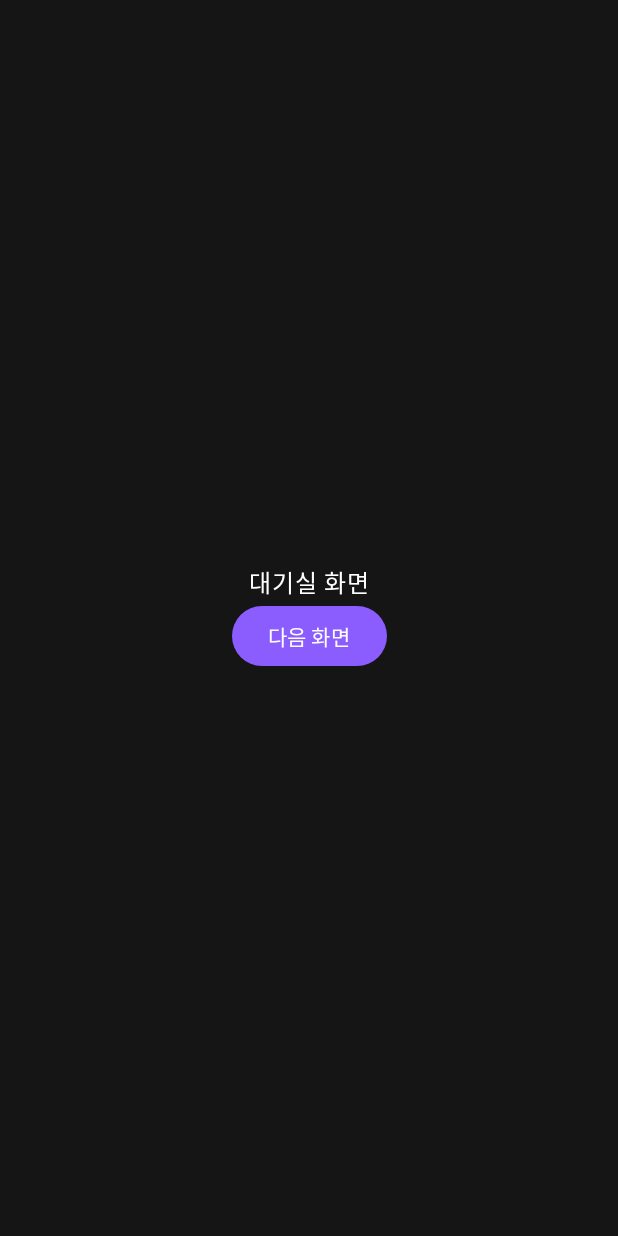
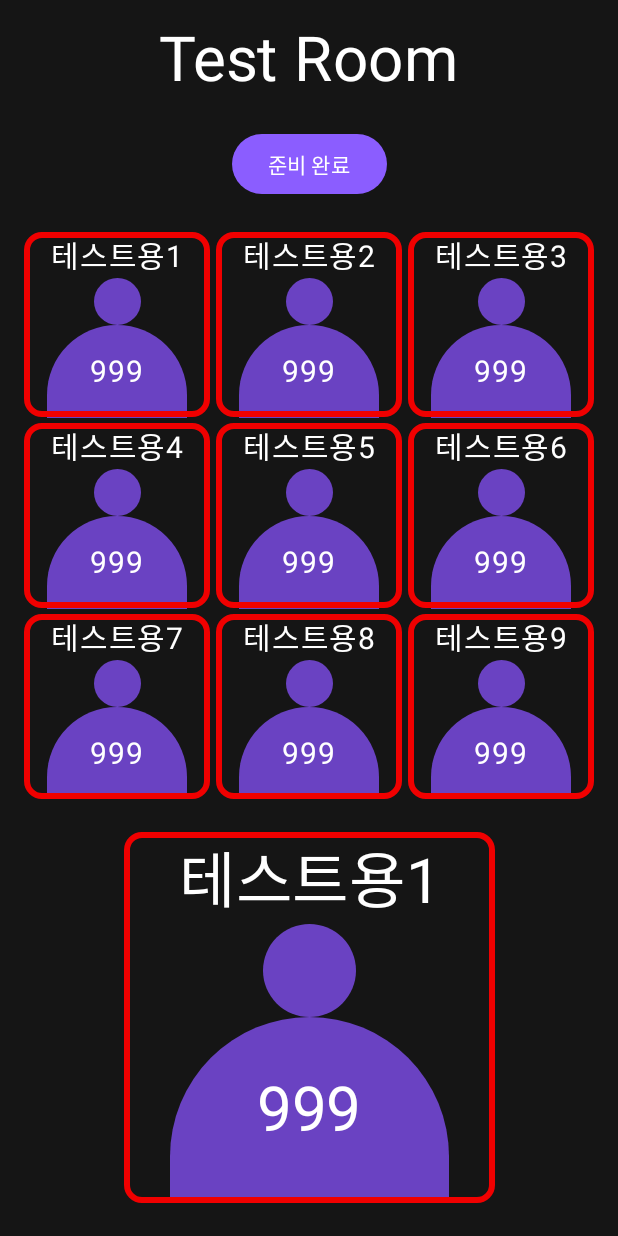
Before and after one commit to SharonProject1/SharonApp, an Android app built with Jetpack Compose: the @Preview function WaitingRoomScreenPreview, on a phone screen of 412 x 824 dp. Run offline under Robolectric (Android 15) with nearby library versions, the phone set to English and light mode, and no system bars.

Commit message:
WaitingRoom 작성

```diff
--- a/app/src/main/java/com/example/sharon/screens/WaitingRoom.kt
+++ b/app/src/main/java/com/example/sharon/screens/WaitingRoom.kt
@@ -2,22 +2,37 @@ package com.example.sharon.screens
 
 import android.content.res.Configuration
 import androidx.compose.foundation.background
+import androidx.compose.foundation.border
 import androidx.compose.foundation.layout.Arrangement
 import androidx.compose.foundation.layout.Box
 import androidx.compose.foundation.layout.Column
+import androidx.compose.foundation.layout.Spacer
+import androidx.compose.foundation.layout.aspectRatio
 import androidx.compose.foundation.layout.fillMaxSize
 import androidx.compose.foundation.layout.padding
+import androidx.compose.foundation.layout.size
+import androidx.compose.foundation.lazy.grid.GridCells
+import androidx.compose.foundation.lazy.grid.LazyVerticalGrid
+import androidx.compose.foundation.shape.CircleShape
+import androidx.compose.foundation.shape.RoundedCornerShape
 import androidx.compose.material3.Button
 import androidx.compose.material3.ButtonDefaults
 import androidx.compose.material3.MaterialTheme
 import androidx.compose.material3.Scaffold
 import androidx.compose.material3.Text
 import androidx.compose.runtime.Composable
+import androidx.compose.runtime.getValue
+import androidx.compose.runtime.mutableStateOf
+import androidx.compose.runtime.remember
 import androidx.compose.ui.Alignment
 import androidx.compose.ui.Modifier
+import androidx.compose.ui.draw.clip
 import androidx.compose.ui.platform.LocalConfiguration
+import androidx.compose.ui.text.style.TextOverflow
 import androidx.compose.ui.tooling.preview.Preview
 import androidx.compose.ui.unit.dp
+import androidx.compose.ui.unit.sp
+import com.example.sharon.ui.theme.Red
 import com.example.sharon.ui.theme.SharonTheme
 
 class WaitingRoom {
@@ -26,6 +41,23 @@ class WaitingRoom {
         fun WaitingRoomScreen(configuration: Configuration, nextScreen: () -> Unit) {
             val screenWidth = configuration.screenWidthDp
             val screenHeight = configuration.screenHeightDp
+
+            val playerData: List<List<String>>
+
+            val testData = listOf(
+                listOf("테스트용1", "999", "false", "true", "false"),
+                listOf("테스트용2", "999", "false", "true", "false"),
+                listOf("테스트용3", "999", "true", "true", "false"),
+                listOf("테스트용4", "999", "false", "true", "false"),
+                listOf("테스트용5", "999", "true", "true", "false"),
+                listOf("테스트용6", "999", "false", "true", "false"),
+                listOf("테스트용7", "999", "true", "true", "false"),
+                listOf("테스트용8", "999", "false", "true", "false"),
+                listOf("테스트용9", "999", "true", "true", "false")
+            )
+            playerData = testData
+
+            val numberOfPlayers  by remember { mutableStateOf(playerData.size) }
 
             Scaffold { innerPadding ->
                 Box(
@@ -37,11 +69,15 @@ class WaitingRoom {
                     Column(
                         modifier = Modifier
                             .fillMaxSize()
-                            .padding(16.dp),
+                            .padding(16.dp, 16.dp, 16.dp),
                         verticalArrangement = Arrangement.Center,
                         horizontalAlignment = Alignment.CenterHorizontally
                     ) {
-                        Text("대기실 화면")
+                        Text(
+                            text = "Test Room",
+                            fontSize = (screenWidth * 10/100).sp
+                        )
+                        Spacer(modifier = Modifier.weight(1f))
                         Button(
                             onClick = {nextScreen()},
                             colors = ButtonDefaults.buttonColors(
@@ -50,8 +86,88 @@ class WaitingRoom {
                             ),
                             modifier = Modifier.align(Alignment.CenterHorizontally)
                         ) {
-                            Text("다음 화면")
+                            Text("준비 완료")
                         }
+                        Spacer(modifier = Modifier.weight(1f))
+                        LazyVerticalGrid(
+                            horizontalArrangement = Arrangement.spacedBy((screenWidth * 1/100).dp),
+                            verticalArrangement = Arrangement.spacedBy((screenWidth * 1/100).dp),
+                            columns = GridCells.Adaptive(minSize = (screenWidth * 30/100).dp)
+                        ) {
+                            items(numberOfPlayers) { index ->
+                                PlayerBox(
+                                    width = (screenWidth * 30/100),
+                                    index = index,
+                                    screenWidth = screenWidth,
+                                    playerData = playerData
+                                )
+                            }
+                        }
+                        Spacer(modifier = Modifier.weight(1f))
+                        PlayerBox(
+                            width = (screenWidth * 60/100),
+                            index = 0,
+                            screenWidth = screenWidth,
+                            playerData = playerData
+                            )
+                        Spacer(modifier = Modifier.weight(1f))
+                    }
+                }
+            }
+        }
+    }
+}
+@Composable
+fun PlayerBox(width: Int, index: Int, screenWidth: Int, playerData: List<List<String>>) {
+    Box(
+        modifier = Modifier
+            .border(
+                width = (screenWidth * 1/100).dp,
+                color = Red,
+                shape = RoundedCornerShape((screenWidth * 3/100).dp)
+            )
+            .size(width.dp)
+            .aspectRatio(1f)
+    ) {
+        Column(
+            horizontalAlignment = Alignment.CenterHorizontally,
+            modifier = Modifier.fillMaxSize()
+        ) {
+            Text(
+                text = playerData[index][0],
+                fontSize = (width/6).sp,
+                maxLines = 1,
+                overflow = TextOverflow.Ellipsis
+            )
+            Box(
+                modifier = Modifier
+                    .aspectRatio(1f)
+                    .weight(1f)
+            ) {
+                Column(
+                    horizontalAlignment = Alignment.CenterHorizontally,
+                    modifier = Modifier.fillMaxSize()
+                ) {
+                    Box(
+                        modifier = Modifier
+                            .aspectRatio(1f)
+                            .clip(CircleShape)
+                            .background(MaterialTheme.colorScheme.secondary)
+                            .weight(1f)
+                            .fillMaxSize()
+                    )
+                    Box(
+                        modifier = Modifier
+                            .clip(RoundedCornerShape((width * 128/60).dp, (width * 128/60).dp))
+                            .background(MaterialTheme.colorScheme.secondary)
+                            .weight(2f)
+                            .fillMaxSize()
+                    ) {
+                        Text(
+                            text = playerData[index][1],
+                            fontSize = (width/6).sp,
+                            modifier = Modifier.align(Alignment.Center)
+                        )
                     }
                 }
             }
```
